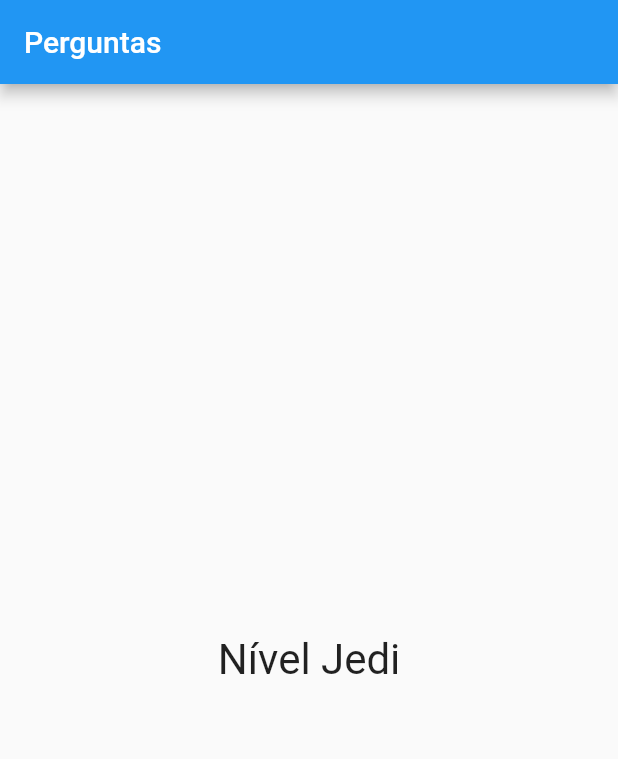
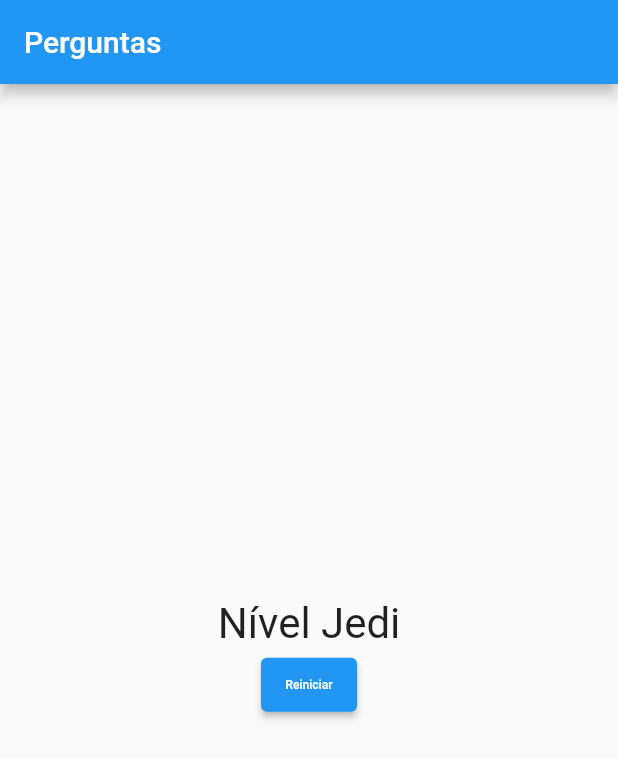
Before and after one commit to jessealvessilva/perguntas_novo, a Flutter app: the screen it shows after launch, after a tap on "Preto", after a tap on "Cobra", after a tap on "João", on a phone screen of 412 x 824 dp. Shown: the top 759 px of the screen. Run offline on Flutter 3.47's test engine with Material 2 defaults, Android fonts, the light colour scheme and no system bars.

Commit message:
Criação da função de reinicialização e ajustes finais

```diff
--- a/lib/main.dart
+++ b/lib/main.dart
@@ -56,6 +56,13 @@
     print("Pontuacão Total ${_pontuacaoTotal}");
   }
 
+  void reiniciarQuestionario() {
+    setState(() {
+      _perguntaSelecionada = 0;
+      _pontuacaoTotal = 0;
+    });
+  }
+
   bool get temPerguntaSelecionada {
     return _perguntaSelecionada < _perguntas.length;
   }
@@ -75,7 +82,10 @@
                 perguntaSelecionada: _perguntaSelecionada,
                 quandoResponder: _responder,
               )
-            : Resultado(pontuacao: _pontuacaoTotal),
+            : Resultado(
+                pontuacao: _pontuacaoTotal,
+                quandoReiniciarQuestionario: reiniciarQuestionario,
+              ),
       ),
     );
   }
--- a/lib/resultado.dart
+++ b/lib/resultado.dart
@@ -3,7 +3,13 @@
 
 class Resultado extends StatelessWidget {
   final int pontuacao;
-  const Resultado({super.key, required this.pontuacao});
+  final void Function() quandoReiniciarQuestionario;
+
+  const Resultado({
+    super.key,
+    required this.pontuacao,
+    required this.quandoReiniciarQuestionario,
+  });
 
   String get fraseResultado {
     print("Pontuação ${pontuacao}");
@@ -21,11 +27,23 @@
   @override
   Widget build(BuildContext context) {
     print("Pontuação 1 : ${pontuacao}");
-    return Center(
-      child: Text(
-        fraseResultado,
-        style: TextStyle(fontSize: 28),
-      ),
+    return Column(
+      mainAxisAlignment: MainAxisAlignment.center,
+      children: [
+        Center(
+          child: Text(
+            fraseResultado,
+            style: TextStyle(fontSize: 28),
+          ),
+        ),
+        ElevatedButton(
+          onPressed: quandoReiniciarQuestionario,
+          child: Text(
+            "Reiniciar",
+            style: TextStyle(fontSize: 8),
+          ),
+        )
+      ],
     );
   }
 }
```
